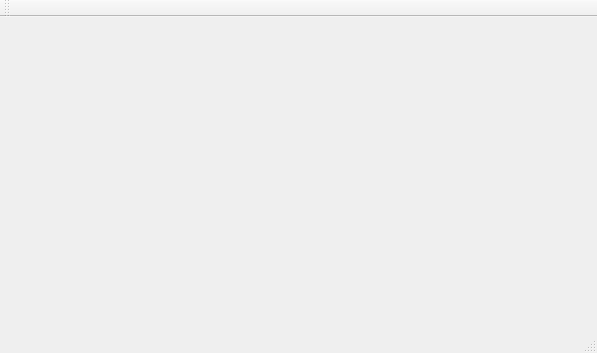
Above: QuizzGame/quizzgame.ui from MariusParasca/QuizzGame-client-server-app before the change. Below: the same form after it.
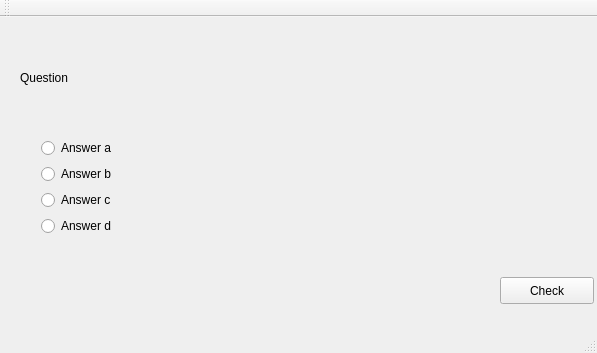
That is the form after the change. The open tabs and pages were chosen to show the change.

Commit message: Prepare game page, send question and answers and print them to gui prapare game page

Diff of the .ui file:
```diff
--- a/QuizzGame/quizzgame.ui
+++ b/QuizzGame/quizzgame.ui
@@ -208,7 +208,74 @@
       </layout>
      </widget>
     </widget>
-    <widget class="QWidget" name="game"/>
+    <widget class="QWidget" name="game">
+     <widget class="QLabel" name="label_question">
+      <property name="geometry">
+       <rect>
+        <x>20</x>
+        <y>20</y>
+        <width>551</width>
+        <height>81</height>
+       </rect>
+      </property>
+      <property name="text">
+       <string>Question</string>
+      </property>
+     </widget>
+     <widget class="QPushButton" name="pushButton_check">
+      <property name="geometry">
+       <rect>
+        <x>500</x>
+        <y>260</y>
+        <width>94</width>
+        <height>27</height>
+       </rect>
+      </property>
+      <property name="text">
+       <string>Check</string>
+      </property>
+     </widget>
+     <widget class="QWidget" name="">
+      <property name="geometry">
+       <rect>
+        <x>30</x>
+        <y>110</y>
+        <width>95</width>
+        <height>120</height>
+       </rect>
+      </property>
+      <layout class="QVBoxLayout" name="verticalLayout_2">
+       <item>
+        <widget class="QRadioButton" name="radioButton_a">
+         <property name="text">
+          <string>Answer a</string>
+         </property>
+        </widget>
+       </item>
+       <item>
+        <widget class="QRadioButton" name="radioButton_b">
+         <property name="text">
+          <string>Answer b</string>
+         </property>
+        </widget>
+       </item>
+       <item>
+        <widget class="QRadioButton" name="radioButton_c">
+         <property name="text">
+          <string>Answer c</string>
+         </property>
+        </widget>
+       </item>
+       <item>
+        <widget class="QRadioButton" name="radioButton_d">
+         <property name="text">
+          <string>Answer d</string>
+         </property>
+        </widget>
+       </item>
+      </layout>
+     </widget>
+    </widget>
    </widget>
   </widget>
   <widget class="QMenuBar" name="menuBar">
```
Left out of the diff: 14 changed lines with no effect on the pictures. The commit also changes 4 other files.
